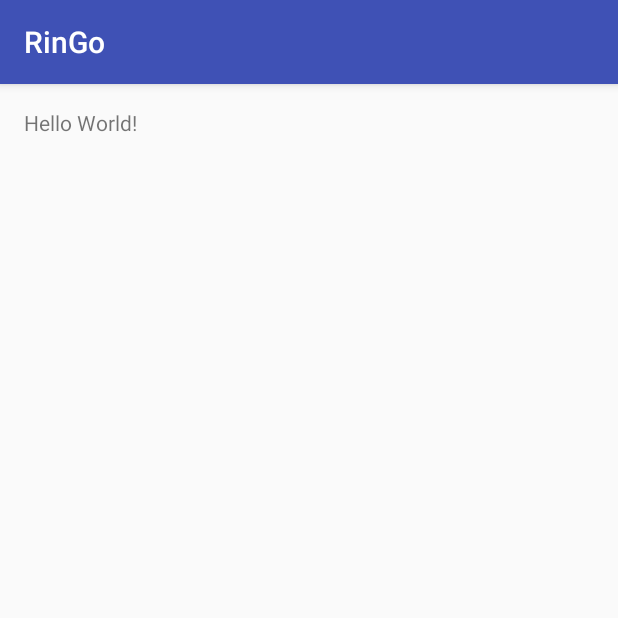
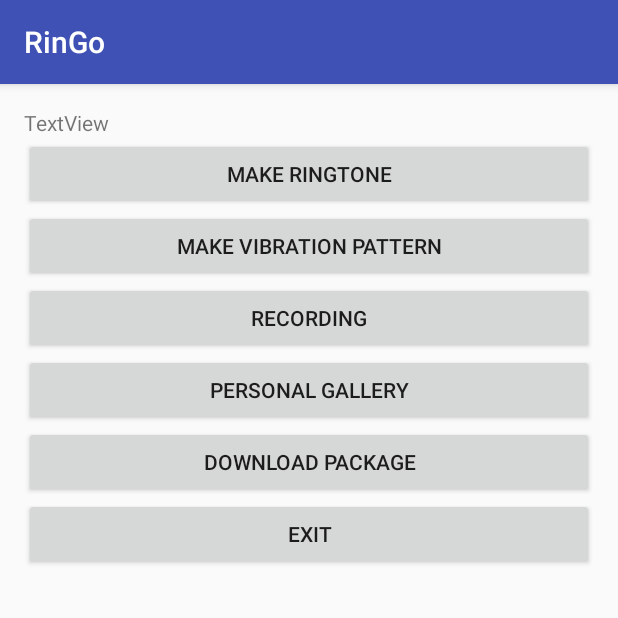
Before and after one commit to Jereakom/Project-Studies-3, an Android app: the screen it shows after launch (MainActivity), on a phone screen of 412 x 824 dp, the top half of it. Run offline under Robolectric (Android 15) with nearby library versions, the phone set to English and light mode, and no system bars.

Commit message:
Main activity creation and tests

```diff
--- a/app/src/main/java/group1/oamk/ringo/MainActivity.java
+++ b/app/src/main/java/group1/oamk/ringo/MainActivity.java
@@ -2,6 +2,9 @@ package group1.oamk.ringo;
 
 import android.support.v7.app.AppCompatActivity;
 import android.os.Bundle;
+import android.view.View;
+import android.widget.Button;
+import android.widget.TextView;
 
 public class MainActivity extends AppCompatActivity {
 
@@ -9,5 +12,22 @@ public class MainActivity extends AppCompatActivity {
     protected void onCreate(Bundle savedInstanceState) {
         super.onCreate(savedInstanceState);
         setContentView(R.layout.activity_main);
+
+        final Button button = (Button) findViewById(R.id.button2);
+        button.setOnClickListener(new View.OnClickListener() {
+            public void onClick(View v) {
+                CharSequence test = "asdasdasd";
+                TextView testy = (TextView)findViewById(R.id.test);
+                testy.setText(test);
+            }
+        });
+
     }
+
+    public void testThis(View view) {
+        CharSequence test = "THIS IS ANOTHER TEST";
+        TextView testy = (TextView)findViewById(R.id.test);
+        testy.setText(test);
+    }
+
 }
--- a/app/src/main/res/layout/activity_main.xml
+++ b/app/src/main/res/layout/activity_main.xml
@@ -10,8 +10,81 @@
     android:paddingTop="@dimen/activity_vertical_margin"
     tools:context="group1.oamk.ringo.MainActivity">
 
-    <TextView
+    <Button
+        android:text="Make Ringtone"
         android:layout_width="wrap_content"
         android:layout_height="wrap_content"
-        android:text="Hello World!" />
+        android:id="@+id/button2"
+        android:layout_marginTop="20dp"
+        android:layout_alignParentTop="true"
+        android:layout_alignParentRight="true"
+        android:layout_alignParentEnd="true"
+        android:layout_alignParentLeft="true"
+        android:layout_alignParentStart="true" />
+
+    <Button
+        android:text="Make vibration pattern"
+        android:layout_width="wrap_content"
+        android:layout_height="wrap_content"
+        android:id="@+id/button4"
+        android:layout_below="@+id/button2"
+        android:layout_alignParentLeft="true"
+        android:layout_alignParentStart="true"
+        android:layout_alignParentRight="true"
+        android:layout_alignParentEnd="true"
+        android:onClick="testThis" />
+
+    <Button
+        android:text="Recording"
+        android:layout_width="wrap_content"
+        android:layout_height="wrap_content"
+        android:id="@+id/button3"
+        android:layout_below="@+id/button4"
+        android:layout_alignParentLeft="true"
+        android:layout_alignParentStart="true"
+        android:layout_alignParentRight="true"
+        android:layout_alignParentEnd="true" />
+
+    <Button
+        android:text="Personal Gallery"
+        android:layout_width="wrap_content"
+        android:layout_height="wrap_content"
+        android:id="@+id/button5"
+        android:layout_below="@+id/button3"
+        android:layout_alignRight="@+id/button6"
+        android:layout_alignEnd="@+id/button6"
+        android:layout_alignParentLeft="true"
+        android:layout_alignParentStart="true" />
+
+    <Button
+        android:text="Download Package"
+        android:layout_width="wrap_content"
+        android:layout_height="wrap_content"
+        android:id="@+id/button6"
+        android:layout_below="@+id/button5"
+        android:layout_alignParentRight="true"
+        android:layout_alignParentEnd="true"
+        android:layout_alignParentLeft="true"
+        android:layout_alignParentStart="true" />
+
+    <Button
+        android:text="Exit"
+        android:layout_width="wrap_content"
+        android:layout_height="wrap_content"
+        android:id="@+id/button"
+        android:layout_below="@+id/button6"
+        android:layout_alignRight="@+id/button3"
+        android:layout_alignEnd="@+id/button3"
+        android:layout_alignParentLeft="true"
+        android:layout_alignParentStart="true" />
+
+    <TextView
+        android:text="TextView"
+        android:layout_width="wrap_content"
+        android:layout_height="wrap_content"
+        android:id="@+id/test"
+        android:layout_alignParentRight="true"
+        android:layout_alignParentEnd="true"
+        android:layout_alignParentLeft="true"
+        android:layout_alignParentStart="true" />
 </RelativeLayout>
```
